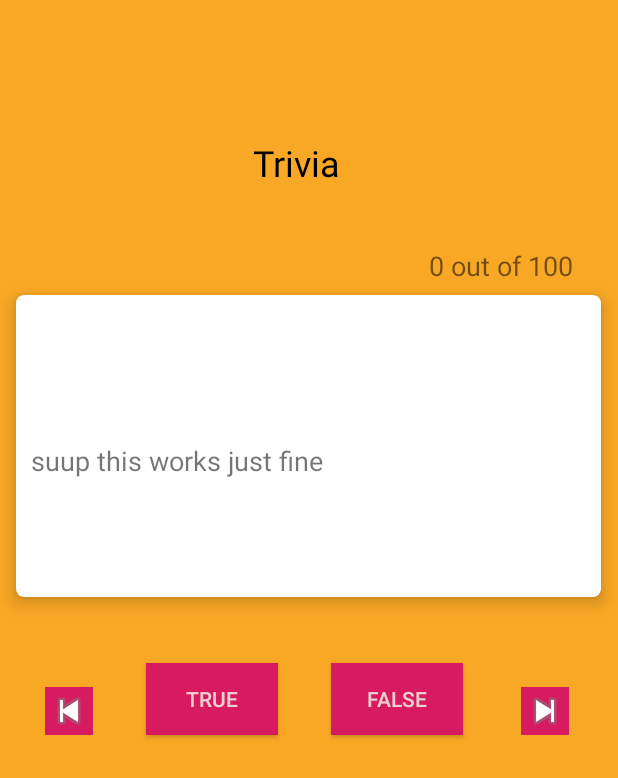
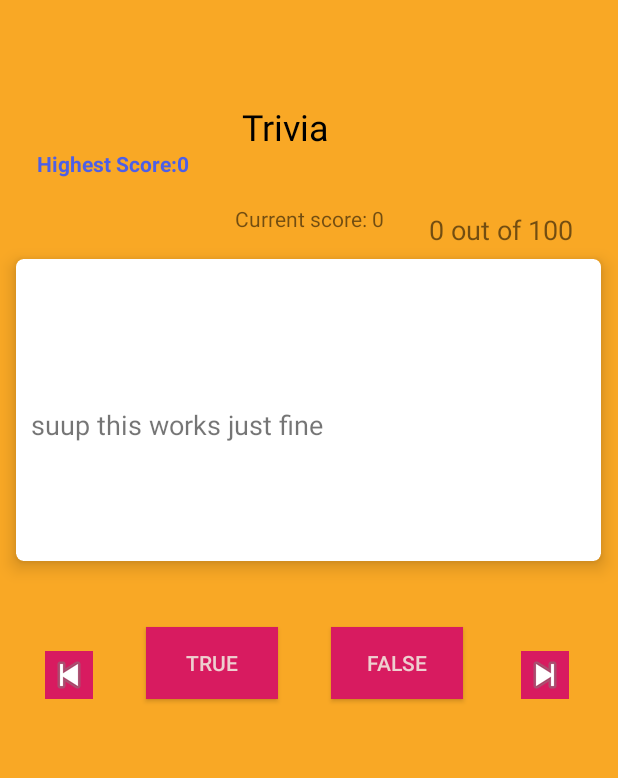
Before and after one commit to conykay/Triviaclone, an Android app: the screen it shows after launch (MainActivity), on a phone screen of 412 x 824 dp. Shown: the top 778 px of the screen. Run offline under Robolectric (Android 15) with nearby library versions, the light colour scheme and no system bars; our stand-ins replace Volley; network calls fail; Roboto replaces fonts that are not available here.

Commit message:
higscore display

```diff
--- a/app/src/main/java/com/conelius/trivia/MainActivity.java
+++ b/app/src/main/java/com/conelius/trivia/MainActivity.java
@@ -19,7 +19,9 @@ import com.conelius.trivia.data.AnswerListAsyncResponse;
 import com.conelius.trivia.data.QuestionBank;
 import com.conelius.trivia.models.Question;
 import com.conelius.trivia.models.Score;
+import com.conelius.trivia.util.Prefs;
 
+import java.text.MessageFormat;
 import java.util.ArrayList;
 import java.util.List;
 
@@ -34,6 +36,7 @@ public class MainActivity extends AppCompatActivity implements View.OnClickListe
 
     private int scoreCounter = 0;
     private Score score;
+    private Prefs prefs;
 
 //    private int highscore = 0;
 //    private int playerScore = 0;
@@ -49,6 +52,10 @@ public class MainActivity extends AppCompatActivity implements View.OnClickListe
 
         score = new Score();
 
+        prefs = new Prefs(MainActivity.this);
+
+
+
         nextButton = findViewById(R.id.next_button);
         prevButton = findViewById(R.id.prev_button);
         trueButton = findViewById(R.id.true_button);
@@ -63,6 +70,9 @@ public class MainActivity extends AppCompatActivity implements View.OnClickListe
         falsebutton.setOnClickListener(this);
         trueButton.setOnClickListener(this);
 
+        playerScoreTextView.setText(MessageFormat.format("Current score: {0}", String.valueOf(score.getScore())));
+
+        highScoreTextView.setText(MessageFormat.format("Highest Score:{0}", prefs.getHighScore()));
 
 //        new QuestionBank().getQuestions();
 
@@ -88,7 +98,6 @@ public class MainActivity extends AppCompatActivity implements View.OnClickListe
 
 
     }
-
 
 
     @Override
@@ -144,15 +153,18 @@ public class MainActivity extends AppCompatActivity implements View.OnClickListe
     private void addPoints() {
         scoreCounter +=100;
         score.setScore(scoreCounter);
+        playerScoreTextView.setText(MessageFormat.format("Current score: {0}", String.valueOf(score.getScore())));
     }
 
     private void deductPoints() {
-        scoreCounter +=100;
+        scoreCounter -=100;
         if (scoreCounter>0){
             score.setScore(scoreCounter);
+            playerScoreTextView.setText(MessageFormat.format("Current score: {0}", String.valueOf(score.getScore())));
         }else{
             scoreCounter = 0;
             score.setScore(scoreCounter);
+            playerScoreTextView.setText(MessageFormat.format("Current score: {0}", String.valueOf(score.getScore())));
         }
     }
 
@@ -255,4 +267,9 @@ public class MainActivity extends AppCompatActivity implements View.OnClickListe
         });
     }
 
+    @Override
+    protected void onPause() {
+        prefs.saveHighScore(score.getScore());
+        super.onPause();
+    }
 }
--- /dev/null
+++ b/app/src/main/java/com/conelius/trivia/util/Prefs.java
@@ -0,0 +1,34 @@
+package com.conelius.trivia.util;
+
+import android.app.Activity;
+import android.content.SharedPreferences;
+
+/**
+ * created by Conelius on 1/14/2020 at 11:30 PM
+ */
+public class Prefs {
+
+    private SharedPreferences sharedPreferences;
+
+    public Prefs(Activity activity) {
+        this.sharedPreferences = activity.getPreferences(activity.MODE_PRIVATE);
+    }
+
+    public void saveHighScore(int score) {
+
+        int currentScore = score;
+
+        int lastScore = sharedPreferences.getInt("high_score",0);
+
+        if (currentScore > lastScore) {
+
+            sharedPreferences.edit().putInt("high_score",currentScore).apply();
+
+        }
+
+    }
+
+    public int getHighScore() {
+        return sharedPreferences.getInt("high_score",0);
+    }
+}
--- a/app/src/main/res/layout/activity_main.xml
+++ b/app/src/main/res/layout/activity_main.xml
@@ -12,13 +12,13 @@
         android:layout_width="wrap_content"
         android:layout_height="wrap_content"
         android:layout_marginStart="92dp"
-        android:layout_marginTop="92dp"
+        android:layout_marginTop="68dp"
         android:gravity="center"
         android:text="@string/title"
         android:textColor="#000000"
         android:textSize="24sp"
         app:layout_constraintEnd_toEndOf="parent"
-        app:layout_constraintHorizontal_bias="0.293"
+        app:layout_constraintHorizontal_bias="0.265"
         app:layout_constraintStart_toStartOf="parent"
         app:layout_constraintTop_toTopOf="parent" />
 
@@ -117,23 +117,25 @@
         android:id="@+id/highScore_textview"
         android:layout_width="wrap_content"
         android:layout_height="wrap_content"
+        android:layout_marginStart="8dp"
         android:layout_marginBottom="20dp"
         android:textColor="#FA495EEC"
         android:textStyle="bold"
         app:layout_constraintBottom_toTopOf="@+id/cardView"
         app:layout_constraintEnd_toEndOf="parent"
-        app:layout_constraintHorizontal_bias="0.045"
-        app:layout_constraintStart_toStartOf="parent" />
+        app:layout_constraintHorizontal_bias="0.054"
+        app:layout_constraintStart_toStartOf="parent"
+        app:layout_constraintTop_toTopOf="parent"
+        app:layout_constraintVertical_bias="0.746" />
 
     <TextView
         android:id="@+id/player_score"
         android:layout_width="wrap_content"
         android:layout_height="wrap_content"
-        android:layout_marginEnd="176dp"
         app:layout_constraintBottom_toTopOf="@+id/cardView"
         app:layout_constraintEnd_toEndOf="parent"
-        app:layout_constraintStart_toEndOf="@+id/highScore_textview"
-        app:layout_constraintTop_toBottomOf="@+id/textView" />
+        app:layout_constraintStart_toStartOf="parent"
+        app:layout_constraintTop_toBottomOf="@+id/highScore_textview" />
 
 
 </androidx.constraintlayout.widget.ConstraintLayout>
--- a/build.gradle
+++ b/build.gradle
@@ -7,7 +7,7 @@ buildscript {
 
     }
     dependencies {
-        classpath 'com.android.tools.build:gradle:3.5.2'
+        classpath 'com.android.tools.build:gradle:3.5.3'
 
         // NOTE: Do not place your application dependencies here; they belong
         // in the individual module build.gradle files
```
